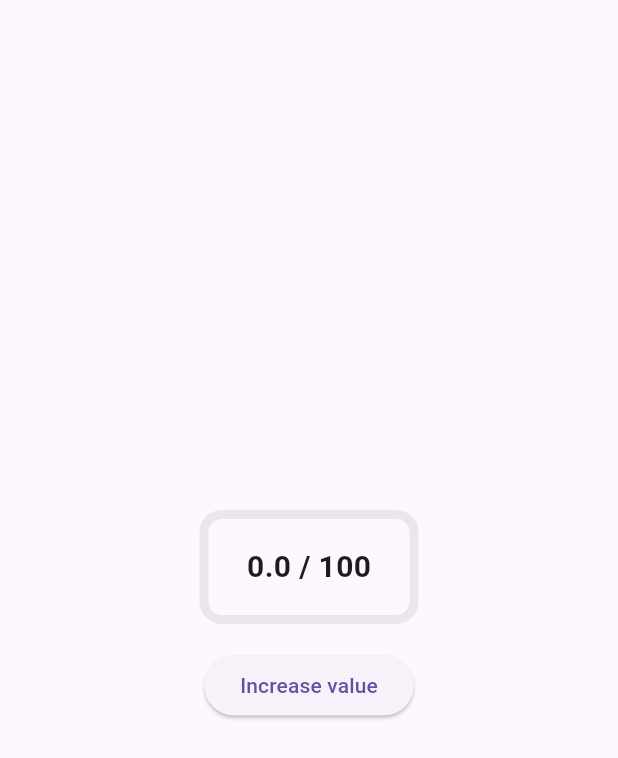
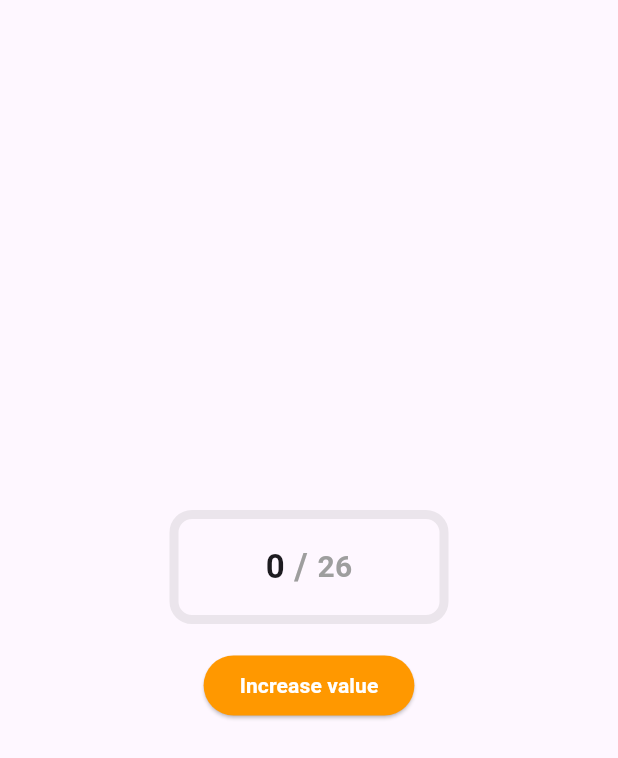
Before and after one commit to furkankalender/animation_counter, a Flutter app: the screen it shows after launch, on a phone screen of 412 x 824 dp. Shown: the top 758 px of the screen. Run offline on Flutter 3.47's test engine with Material 3 defaults, Android fonts, the phone set to English and light mode, and no system bars.

Commit message:
text problem solved

```diff
--- a/lib/main.dart
+++ b/lib/main.dart
@@ -27,11 +27,11 @@ class MyHomePage extends StatefulWidget {
 }
 
 class _MyHomePageState extends State<MyHomePage> {
-  double value = 0;
-
+  int value = 0;
+  final int totalVal = 26;
   void increaseValue() {
     setState(() {
-      value = ((value + 1) % 100);
+      value = int.tryParse(((value + 1) % (totalVal + 1)).toString()) ?? 0;
     });
   }
 
@@ -43,7 +43,7 @@ class _MyHomePageState extends State<MyHomePage> {
           mainAxisAlignment: MainAxisAlignment.center,
           children: [
             CustomPercentIndicator(
-              width: 140,
+              width: 180,
               height: 70,
               reverse: false,
               borderRadius: 12,
@@ -52,19 +52,38 @@ class _MyHomePageState extends State<MyHomePage> {
               progressWidth: 8,
               shadowColor: Colors.grey.withOpacity(.2),
               progressColor: Colors.orange,
-              progress: value / 100,
+              progress: value / totalVal,
               child: Center(
-                  child: Text(
-                "$value / 100",
-                style: const TextStyle(fontWeight: FontWeight.bold, fontSize: 20),
+                  child: Row(
+                mainAxisAlignment: MainAxisAlignment.center,
+                children: [
+                  Text(
+                    "$value",
+                    style: const TextStyle(fontWeight: FontWeight.bold, fontSize: 22),
+                  ),
+                  const Text(
+                    " / ",
+                    style: TextStyle(fontWeight: FontWeight.bold, fontSize: 24, color: Colors.grey),
+                  ),
+                  Text(
+                    "$totalVal",
+                    style: const TextStyle(fontWeight: FontWeight.bold, fontSize: 20, color: Colors.grey),
+                  ),
+                ],
               )),
             ),
             const SizedBox(
               height: 20,
             ),
             ElevatedButton(
+              style: ButtonStyle(
+                backgroundColor: MaterialStateProperty.all<Color>(Colors.orange),
+              ),
               onPressed: () => increaseValue(),
-              child: const Text('Increase value'),
+              child: const Text(
+                'Increase value',
+                style: TextStyle(color: Colors.white, fontWeight: FontWeight.bold),
+              ),
             )
           ],
         ),
```
Also changed, not shown: github_image/firstImage.PNG (added), github_image/secondImage.PNG (added), github_image/thirdImage.PNG (added), 1 other file.
